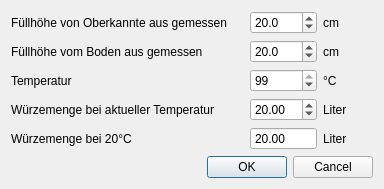
This is source/ui/EingabeHVolumen.ui in Gremmel/kleiner-brauhelfer as Qt 5 draws it before an edit. The edited form follows.
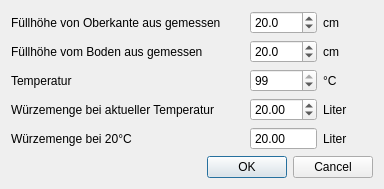
This is the edited form.

What changed in the file:
```diff
--- a/source/ui/EingabeHVolumen.ui
+++ b/source/ui/EingabeHVolumen.ui
@@ -34,7 +34,7 @@
         <item>
          <widget class="QLabel" name="label_13">
           <property name="text">
-           <string>Füllhöhe von Oberkannte aus gemessen</string>
+           <string>Füllhöhe von Oberkante aus gemessen</string>
           </property>
          </widget>
         </item>
```
